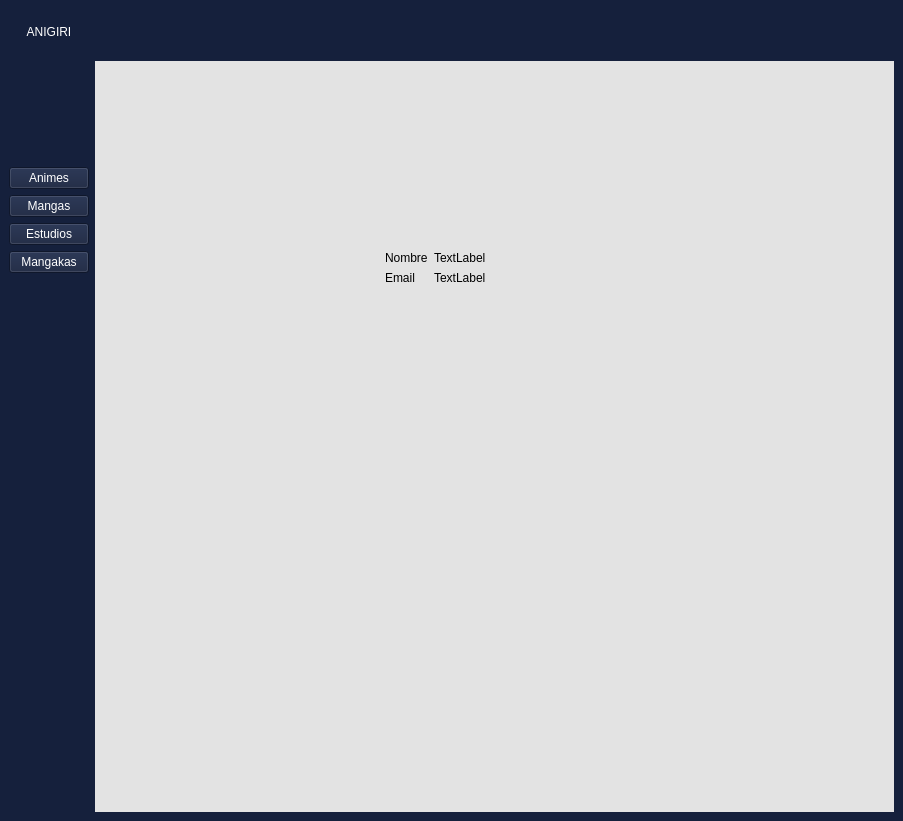
First picture: the form in Ui/userUi.ui, repository rmungar/PersistenciaDIN, before the edit.
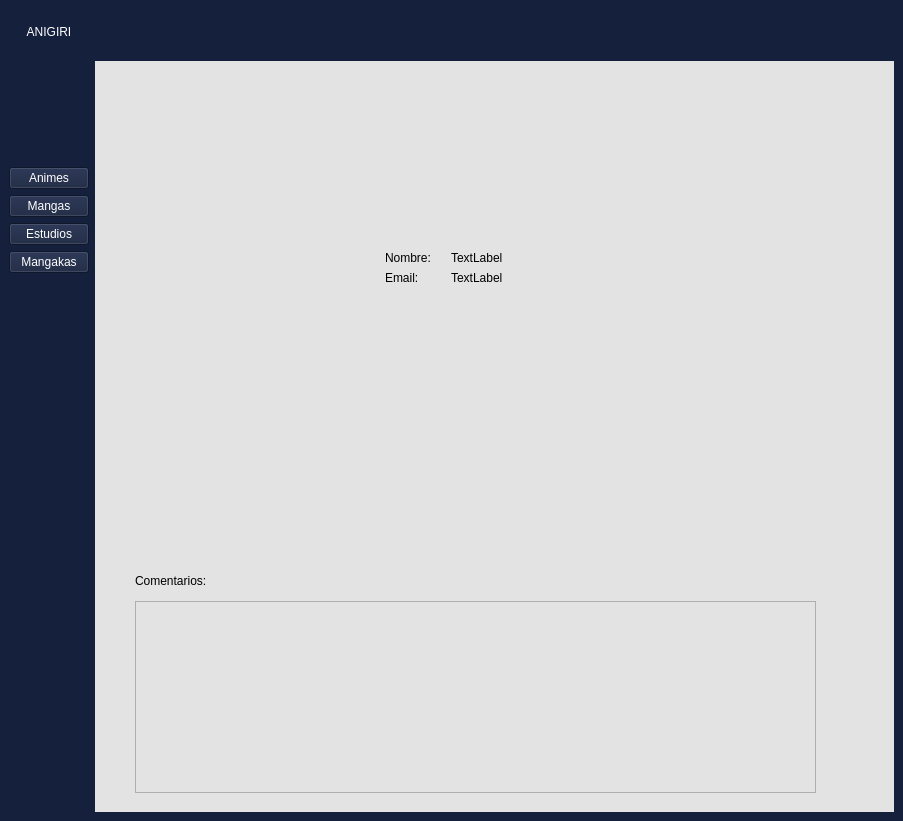
Second picture: the form after the edit.

Commit message: Crear los comentarios

The edit to the form file:
```diff
--- a/Ui/userUi.ui
+++ b/Ui/userUi.ui
@@ -78,27 +78,42 @@
           <rect>
            <x>290</x>
            <y>190</y>
-           <width>231</width>
-           <height>62</height>
+           <width>241</width>
+           <height>70</height>
           </rect>
          </property>
          <layout class="QFormLayout" name="formLayout">
+          <property name="horizontalSpacing">
+           <number>20</number>
+          </property>
           <item row="0" column="0">
            <widget class="QLabel" name="nombreLabel">
+            <property name="styleSheet">
+             <string notr="true">color: rgb(0, 0, 0);
+font: 16pt &quot;Segoe UI&quot;;</string>
+            </property>
             <property name="text">
-             <string>Nombre</string>
+             <string>Nombre:</string>
             </property>
            </widget>
           </item>
           <item row="1" column="0">
            <widget class="QLabel" name="emailLabel">
+            <property name="styleSheet">
+             <string notr="true">color: rgb(0, 0, 0);
+font: 16pt &quot;Segoe UI&quot;;</string>
+            </property>
             <property name="text">
-             <string>Email</string>
+             <string>Email:</string>
             </property>
            </widget>
           </item>
           <item row="1" column="1">
            <widget class="QLabel" name="email">
+            <property name="styleSheet">
+             <string notr="true">color: rgb(0, 0, 0);
+font: 16pt &quot;Segoe UI&quot;;</string>
+            </property>
             <property name="text">
              <string>TextLabel</string>
             </property>
@@ -106,6 +121,10 @@
           </item>
           <item row="0" column="1">
            <widget class="QLabel" name="nombre">
+            <property name="styleSheet">
+             <string notr="true">color: rgb(0, 0, 0);
+font: 16pt &quot;Segoe UI&quot;;</string>
+            </property>
             <property name="text">
              <string>TextLabel</string>
             </property>
@@ -126,6 +145,33 @@
           <string/>
          </property>
         </widget>
+        <widget class="QListView" name="comentariosList">
+         <property name="geometry">
+          <rect>
+           <x>40</x>
+           <y>540</y>
+           <width>681</width>
+           <height>192</height>
+          </rect>
+         </property>
+        </widget>
+        <widget class="QLabel" name="label">
+         <property name="geometry">
+          <rect>
+           <x>40</x>
+           <y>510</y>
+           <width>131</width>
+           <height>20</height>
+          </rect>
+         </property>
+         <property name="styleSheet">
+          <string notr="true">color: rgb(0, 0, 0);
+font: 16pt &quot;Segoe UI&quot;;</string>
+         </property>
+         <property name="text">
+          <string>Comentarios:</string>
+         </property>
+        </widget>
        </widget>
       </item>
      </layout>
```
Left out of the diff: 6 changed lines with no effect on the pictures. The commit also changes 4 other files.
